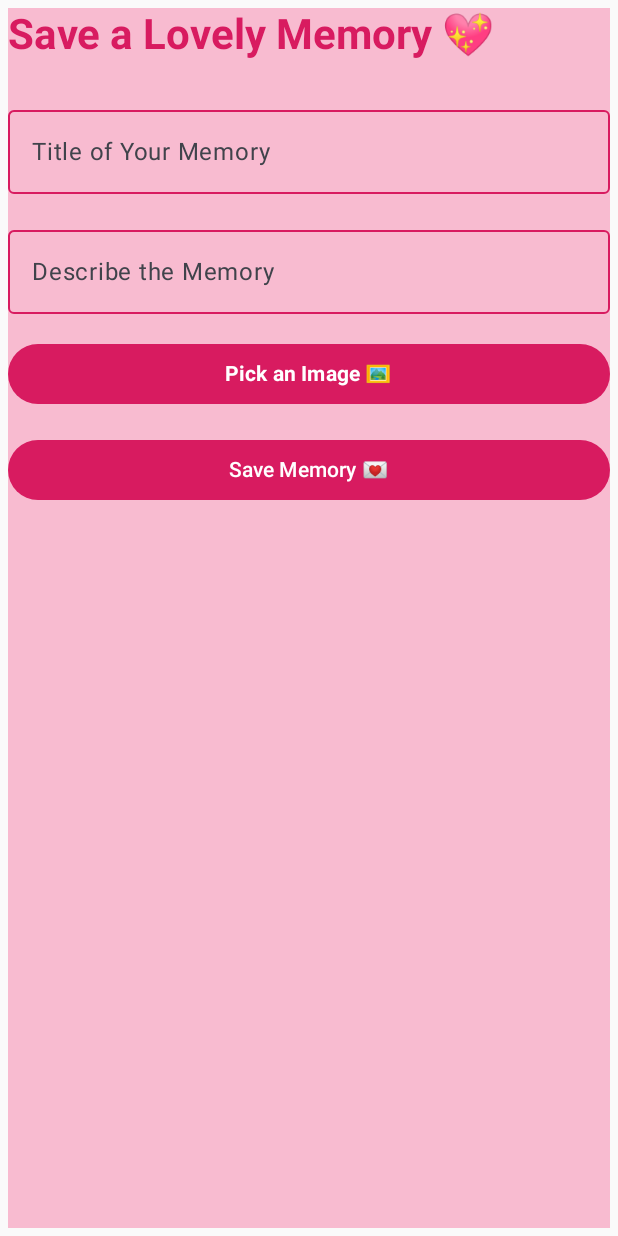
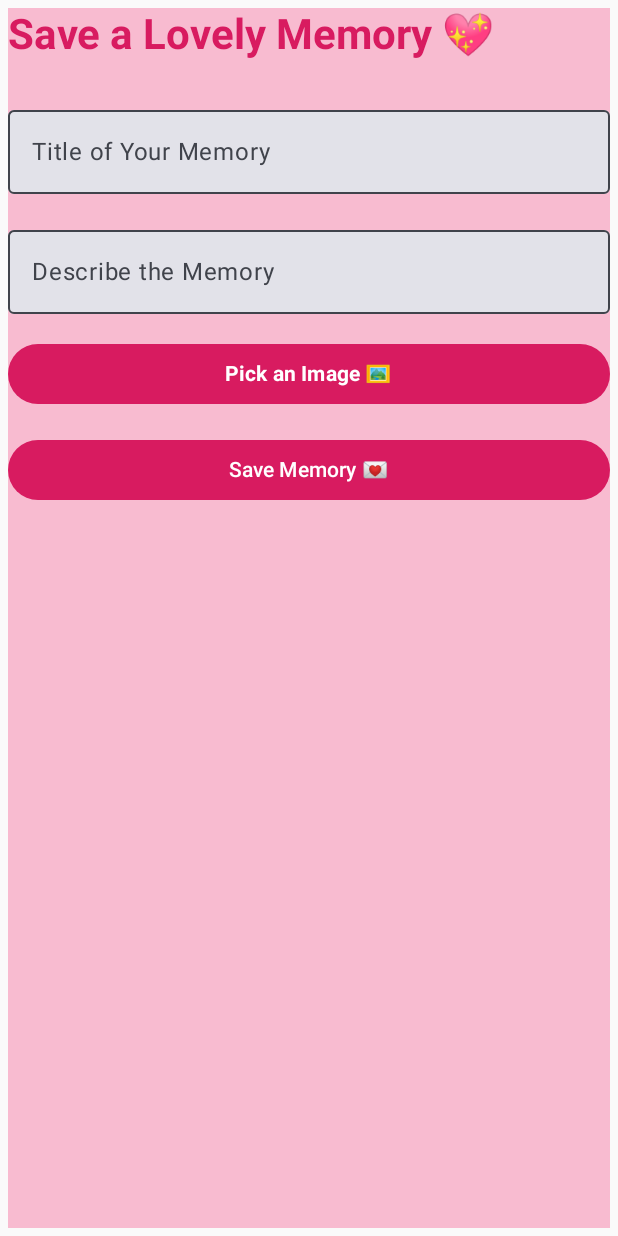
Before and after one commit to devabhishekagrahari/Memory-Gallery-, an Android app built with Jetpack Compose: the addTaskView screen opened through its navigation route, on a phone screen of 412 x 824 dp. Run offline under Robolectric (Android 15) with nearby library versions, the phone set to English and light mode, and no system bars; our stand-ins replace Room's generated code.

```diff
--- a/app/src/main/java/dev/abhishekagrahari/todoapp/MainActivity.kt
+++ b/app/src/main/java/dev/abhishekagrahari/todoapp/MainActivity.kt
@@ -21,7 +21,7 @@ class MainActivity : ComponentActivity() {
         enableEdgeToEdge()
         setContent {
             TodoAppTheme {
-                val viewModel = ViewModelProvider(
+            val viewModel = ViewModelProvider(
                     this,
                     taskViewModelFactory(applicationContext)
                 ).get(taskViewModel::class.java)
--- a/app/src/main/java/dev/abhishekagrahari/todoapp/view/BaseLayOut.kt
+++ b/app/src/main/java/dev/abhishekagrahari/todoapp/view/BaseLayOut.kt
@@ -7,6 +7,7 @@ import androidx.compose.foundation.shape.RoundedCornerShape
 import androidx.compose.material.icons.Icons
 import androidx.compose.material.icons.filled.Menu
 import androidx.compose.material3.*
+import androidx.compose.material3.rememberDrawerState
 import androidx.compose.runtime.Composable
 import androidx.compose.runtime.rememberCoroutineScope
 import androidx.compose.ui.Alignment
@@ -93,7 +94,7 @@ fun BaseLayout(
                                 )
                             }
                         },
-                        colors = TopAppBarDefaults.smallTopAppBarColors(
+                        colors = TopAppBarDefaults.topAppBarColors(
                             containerColor = Color(0xFFD81B60), // Romantic pink
                             titleContentColor = Color.White
                         )
--- a/app/src/main/java/dev/abhishekagrahari/todoapp/view/taskAddView.kt
+++ b/app/src/main/java/dev/abhishekagrahari/todoapp/view/taskAddView.kt
@@ -1,8 +1,8 @@
 package dev.abhishekagrahari.todoapp.view
 
-import android.graphics.Bitmap
 import android.app.Activity
 import android.content.Intent
+import android.graphics.Bitmap
 import android.net.Uri
 import android.provider.MediaStore
 import androidx.activity.compose.rememberLauncherForActivityResult
@@ -12,7 +12,6 @@ import androidx.compose.foundation.background
 import androidx.compose.foundation.layout.*
 import androidx.compose.material3.*
 import androidx.compose.runtime.*
-import androidx.compose.ui.Alignment
 import androidx.compose.ui.Modifier
 import androidx.compose.ui.draw.clip
 import androidx.compose.ui.graphics.Color
@@ -23,8 +22,8 @@ import androidx.compose.ui.text.font.FontWeight
 import androidx.compose.ui.unit.dp
 import androidx.navigation.NavController
 import dev.abhishekagrahari.todoapp.viewModel.taskViewModel
+import androidx.compose.material3.TextFieldDefaults
 
-@OptIn(ExperimentalMaterial3Api::class)
 @Composable
 fun addTaskView(
     navController: NavController,
@@ -69,9 +68,9 @@ fun addTaskView(
             value = taskTitle,
             onValueChange = { taskTitle = it },
             label = { Text("Title of Your Memory") },
-            colors = TextFieldDefaults.outlinedTextFieldColors(
-                focusedBorderColor = Color(0xFFB61C58),
-                unfocusedBorderColor = Color(0xFFD81B60)
+            colors = TextFieldDefaults.colors(
+                focusedTextColor = Color(0xFFB61C58),
+                unfocusedTextColor = Color(0xFFD81B60)
             ),
             modifier = Modifier
                 .fillMaxWidth()
@@ -84,9 +83,9 @@ fun addTaskView(
             value = taskDescription,
             onValueChange = { taskDescription = it },
             label = { Text("Describe the Memory") },
-            colors = TextFieldDefaults.outlinedTextFieldColors(
-                focusedBorderColor = Color(0xFFB61C58),
-                unfocusedBorderColor = Color(0xFFD81B60)
+            colors = TextFieldDefaults.colors(
+                focusedTextColor = Color(0xFFB61C58),
+                unfocusedTextColor = Color(0xFFD81B60)
             ),
             modifier = Modifier
                 .fillMaxWidth()
--- a/build.gradle.kts
+++ b/build.gradle.kts
@@ -3,6 +3,7 @@ plugins {
     alias(libs.plugins.android.application) apply false
     alias(libs.plugins.kotlin.android) apply false
     alias(libs.plugins.kotlin.compose) apply false
+    alias(libs.plugins.google.gms.google.services) apply false
     // Add the KSP plugin
 
 }
```
Also changed, not shown: app/build.gradle.kts (+10 -3 lines), app/src/main/AndroidManifest.xml (+8 -2 lines), app/src/main/java/dev/abhishekagrahari/todoapp/_firestore/fireView.kt (added, +46 -0 lines), gradle/libs.versions.toml (+10 -0 lines), app/src/main/res/drawable/app_logo.webp (added), 1 other file.
